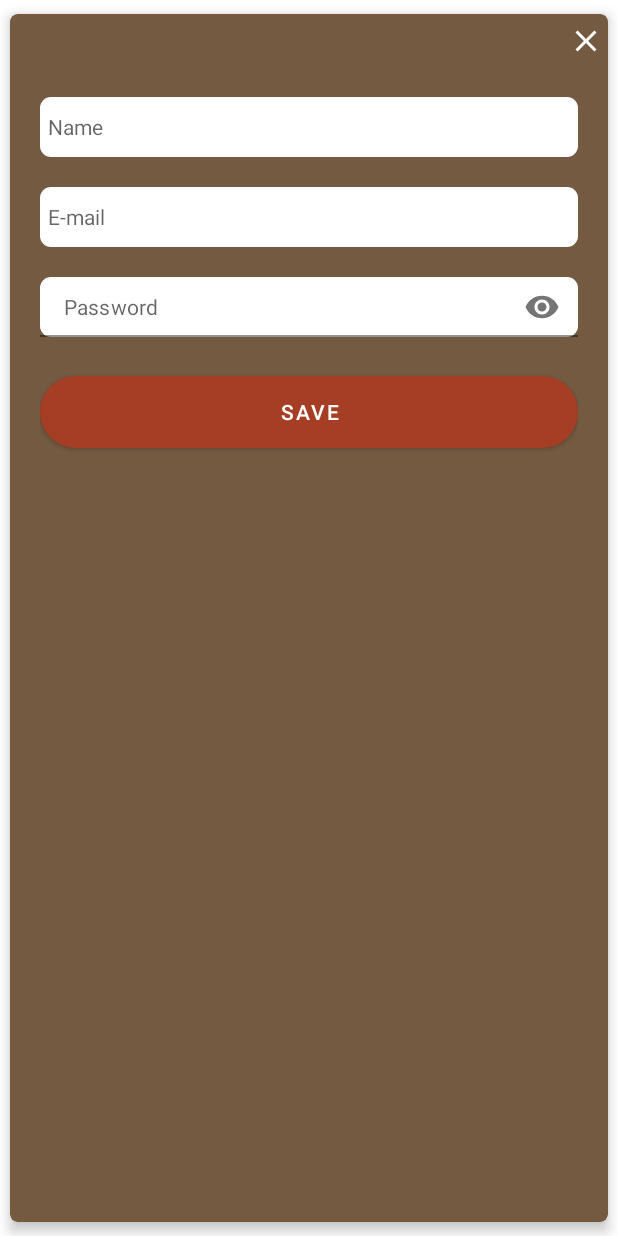
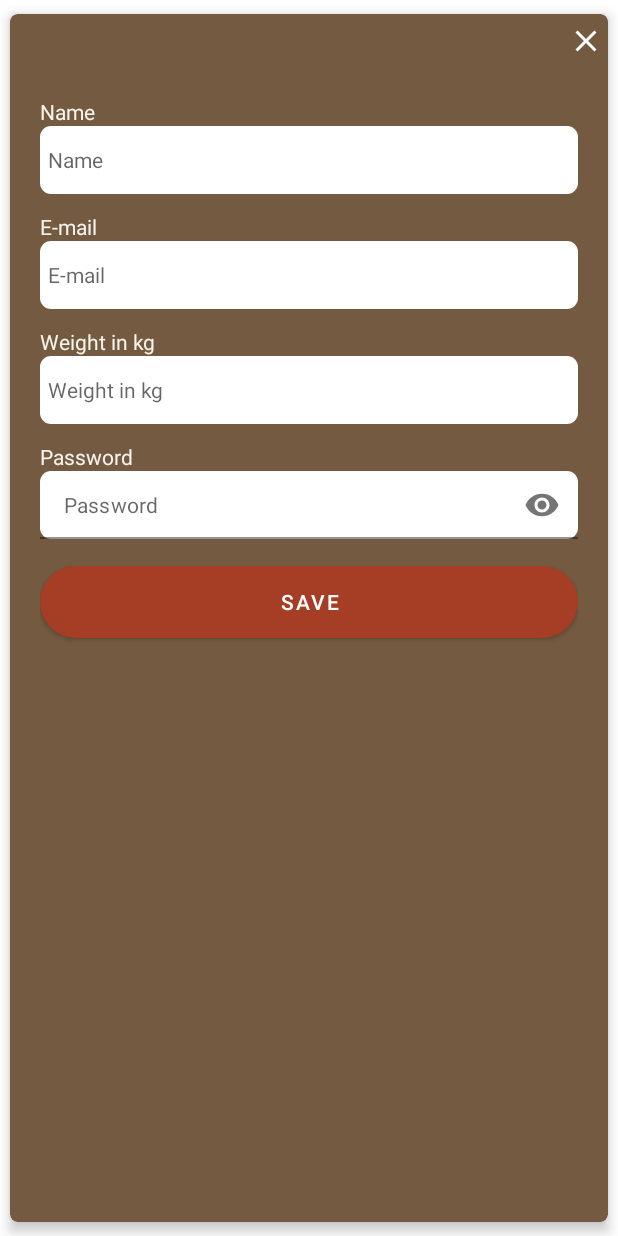
Before and after one commit to vipontes/tracker-app, an Android app: the layout layout_user_data.xml on its own in the app's theme, with its tools: preview values and no code run, on a phone screen of 412 x 824 dp. Run offline under Robolectric (Android 15) with nearby library versions, the phone set to English and light mode, and no system bars.

Commit message:
Implementing UserDataDialog

```diff
--- a/app/src/main/java/br/net/easify/tracker/di/component/AppComponent.kt
+++ b/app/src/main/java/br/net/easify/tracker/di/component/AppComponent.kt
@@ -7,6 +7,7 @@ import br.net.easify.tracker.di.module.*
 import br.net.easify.tracker.repositories.RoutePathRepository
 import br.net.easify.tracker.repositories.RouteRepository
 import br.net.easify.tracker.repositories.UserRepository
+import br.net.easify.tracker.view.adapters.RouteHistoryAdapter
 import br.net.easify.tracker.viewmodel.*
 import dagger.Component
 import javax.inject.Singleton
@@ -32,6 +33,7 @@ interface AppComponent {
     fun inject(viewModel: HomeViewModel)
     fun inject(viewModel: HistoryViewModel)
     fun inject(viewModel: SettingsViewModel)
+    fun inject(viewModel: UserDataViewModel)
 
     fun inject(locationService: LocationService)
     fun inject(interceptor: AuthInterceptor)
@@ -39,4 +41,7 @@ interface AppComponent {
     fun inject(repository: UserRepository)
     fun inject(repository: RouteRepository)
     fun inject(repository: RoutePathRepository)
+
+    fun inject(adapter: RouteHistoryAdapter)
+
 }
--- a/app/src/main/java/br/net/easify/tracker/repositories/RouteRepository.kt
+++ b/app/src/main/java/br/net/easify/tracker/repositories/RouteRepository.kt
@@ -65,8 +65,7 @@ class RouteRepository (application: Application) : AndroidViewModel(application)
                             }
                         } else {
 //                            toastMessage.value =
-////                                Response((getApplication() as MainApplication).getString(R.string.internal_error))
-
+//                                Response((getApplication() as MainApplication).getString(R.string.internal_error))
                                 toastMessage.value = Response(e.toString())
                         }
                     }
--- a/app/src/main/java/br/net/easify/tracker/repositories/api/interceptor/AuthInterceptor.kt
+++ b/app/src/main/java/br/net/easify/tracker/repositories/api/interceptor/AuthInterceptor.kt
@@ -54,7 +54,6 @@ class AuthInterceptor @Inject constructor(var application: Application, private
                                     return initialResponse
                                 }
                                 else -> {
-
                                     responseNewTokenLoginModel.body()?.let {
                                         tokens = SqliteToken().fromToken(it)
                                         database.tokenDao().delete()
--- a/app/src/main/java/br/net/easify/tracker/repositories/database/model/SqliteUser.kt
+++ b/app/src/main/java/br/net/easify/tracker/repositories/database/model/SqliteUser.kt
@@ -36,7 +36,7 @@ data class SqliteUser(
         this.user_Id = user.userId
         this.user_name = user.userName
         this.user_email = user.userEmail
-        this.user_password = user.userPassword
+        this.user_password = ""
         this.user_avatar = user.userAvatar
         this.user_active = user.userActive
         this.user_created_at = user.userCreatedAt
--- a/app/src/main/java/br/net/easify/tracker/view/fragments/HistoryFragment.kt
+++ b/app/src/main/java/br/net/easify/tracker/view/fragments/HistoryFragment.kt
@@ -18,7 +18,7 @@ import br.net.easify.tracker.viewmodel.HistoryViewModel
 class HistoryFragment : Fragment() {
     private lateinit var viewModel: HistoryViewModel
     private lateinit var dataBinding: FragmentHistoryBinding
-    private val routesAdapter = RouteHistoryAdapter(arrayListOf())
+    private lateinit var routesAdapter: RouteHistoryAdapter
 
     private val routesObserver = Observer<List<SqliteRoute>> { list ->
         list?.let {
@@ -47,7 +47,7 @@ class HistoryFragment : Fragment() {
 
     override fun onViewCreated(view: View, savedInstanceState: Bundle?) {
         super.onViewCreated(view, savedInstanceState)
-
+        routesAdapter = RouteHistoryAdapter(requireActivity().application, arrayListOf())
         dataBinding.routesHistory.apply {
             layoutManager = LinearLayoutManager(context)
             adapter = routesAdapter
--- a/app/src/main/res/layout/layout_user_data.xml
+++ b/app/src/main/res/layout/layout_user_data.xml
@@ -1,7 +1,14 @@
 <?xml version="1.0" encoding="utf-8"?>
+<layout xmlns:android="http://schemas.android.com/apk/res/android"
+    xmlns:app="http://schemas.android.com/apk/res-auto">
+
+    <data>
+        <variable
+            name="userData"
+            type="br.net.easify.tracker.repositories.database.model.SqliteUser" />
+    </data>
+
     <androidx.cardview.widget.CardView
-    xmlns:android="http://schemas.android.com/apk/res/android"
-    xmlns:app="http://schemas.android.com/apk/res-auto"
         android:layout_width="match_parent"
         android:layout_height="match_parent"
         android:elevation="10dp"
@@ -23,7 +30,7 @@
                     android:id="@+id/closeButton"
                     android:layout_width="30dp"
                     android:layout_height="35dp"
-                android:layout_gravity="right"
+                    android:layout_gravity="end"
                     android:adjustViewBounds="true"
                     android:background="@android:color/transparent"
                     android:baselineAlignBottom="true"
@@ -35,26 +42,61 @@
                     android:orientation="vertical"
                     android:padding="20dp">
 
+                    <TextView
+                        android:layout_width="wrap_content"
+                        android:layout_height="wrap_content"
+                        android:textColor="@color/colorWhite"
+                        android:text="@string/name" />
+
                     <EditText
-                    android:id="@+id/name"
                         style="@style/TextInputStyle"
                         android:layout_width="match_parent"
-                    android:layout_height="40dp"
-                    android:layout_marginBottom="20dp"
-                    android:hint="Name"
+                        android:layout_height="45dp"
+                        android:layout_marginBottom="12dp"
+                        android:hint="@string/name"
                         android:inputType="textCapWords"
-                    android:maxLength="14" />
+                        android:maxLength="14"
+                        android:text="@{userData.user_name}" />
+
+                    <TextView
+                        android:layout_width="wrap_content"
+                        android:layout_height="wrap_content"
+                        android:textColor="@color/colorWhite"
+                        android:text="@string/login_email_hint" />
 
                     <EditText
-                    android:id="@+id/email"
                         style="@style/TextInputStyle"
                         android:layout_width="match_parent"
-                    android:layout_height="40dp"
-                    android:layout_marginBottom="20dp"
-                    android:hint="E-mail"
+                        android:layout_height="45dp"
+                        android:layout_marginBottom="12dp"
+                        android:hint="@string/login_email_hint"
                         android:inputType="textEmailAddress"
                         android:maxLength="60"
-                    android:maxLines="1" />
+                        android:maxLines="1"
+                        android:text="@{userData.user_email}" />
+
+                    <TextView
+                        android:layout_width="wrap_content"
+                        android:layout_height="wrap_content"
+                        android:textColor="@color/colorWhite"
+                        android:text="@string/weight_in_kg" />
+
+                    <EditText
+                        style="@style/TextInputStyle"
+                        android:layout_width="match_parent"
+                        android:layout_height="45dp"
+                        android:layout_marginBottom="12dp"
+                        android:hint="@string/weight_in_kg"
+                        android:inputType="number"
+                        android:maxLength="60"
+                        android:maxLines="1"
+                        android:text="@{Integer.toString(userData.user_weight)}" />
+
+                    <TextView
+                        android:layout_width="wrap_content"
+                        android:layout_height="wrap_content"
+                        android:textColor="@color/colorWhite"
+                        android:text="@string/login_password_hint" />
 
                     <com.google.android.material.textfield.TextInputLayout
                         android:layout_width="match_parent"
@@ -63,14 +105,14 @@
                         app:passwordToggleEnabled="true">
 
                         <EditText
-                        android:id="@+id/password"
                             style="@style/TextInputStyle"
                             android:layout_width="match_parent"
-                        android:layout_height="40dp"
-                        android:layout_marginBottom="20dp"
-                        android:hint="Password"
+                            android:layout_height="45dp"
+                            android:layout_marginBottom="12dp"
+                            android:hint="@string/login_password_hint"
                             android:inputType="textNoSuggestions|textPassword"
-                        android:maxLines="1"/>
+                            android:maxLines="1"
+                            android:text="@{userData.user_password}" />
                     </com.google.android.material.textfield.TextInputLayout>
 
                     <com.google.android.material.button.MaterialButton
@@ -78,11 +120,12 @@
                         android:layout_width="match_parent"
                         android:layout_height="60dp"
                         android:layout_marginBottom="15dp"
-                    android:text="Save"
+                        android:text="@string/save"
                         app:backgroundTint="@color/colorAccent"
-                    app:cornerRadius="30dp"/>
+                        app:cornerRadius="30dp" />
 
                 </LinearLayout>
             </LinearLayout>
         </ScrollView>
     </androidx.cardview.widget.CardView>
+</layout>
--- a/app/src/main/res/values/strings.xml
+++ b/app/src/main/res/values/strings.xml
@@ -2,7 +2,7 @@
     <string name="app_name">Tracker</string>
 
     <string name="login">Login</string>
-    <string name="login_email_hint">Email</string>
+    <string name="login_email_hint">E-mail</string>
     <string name="login_password_hint">Password</string>
 
     <string name="empty_email">Invalid E-mail</string>
@@ -58,5 +58,9 @@
     <string name="logout">Logout</string>
     <string name="total">TOTAL</string>
     <string name="token_not_found">Token not found</string>
+    <string name="height_in_cm">Height in cm</string>
+    <string name="weight_in_kg">Weight in kg</string>
+    <string name="name">Name</string>
+    <string name="save">Save</string>
 
 </resources>
```
Also changed, not shown: app/src/main/java/br/net/easify/tracker/view/adapters/RouteHistoryAdapter.kt (+25 -2 lines), app/src/main/java/br/net/easify/tracker/view/dialogs/UserDataDialog.kt (+28 -16 lines), app/src/main/java/br/net/easify/tracker/viewmodel/UserDataViewModel.kt (added, +23 -0 lines), app/src/main/res/drawable/ic_refresh.xml (added, +10 -0 lines), app/src/main/res/layout/holder_route.xml (+15 -3 lines). Lines whose indentation alone changed are shown as unchanged.
